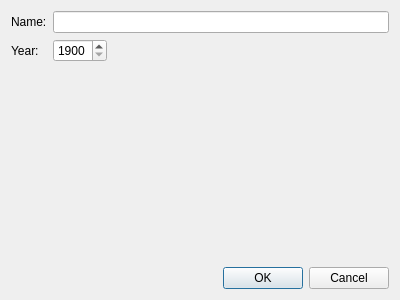
Old version of the form UI/AddMovieForSearch.ui in the repository towel42-com/EmbySync.
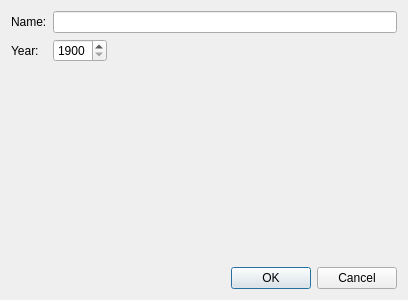
New version of the form.

The edit to the form file:
```diff
--- a/UI/AddMovieForSearch.ui
+++ b/UI/AddMovieForSearch.ui
@@ -6,7 +6,7 @@
    <rect>
     <x>0</x>
     <y>0</y>
-    <width>400</width>
+    <width>408</width>
     <height>300</height>
    </rect>
   </property>
```
Left out of the diff: 8 changed lines with no effect on the pictures.
